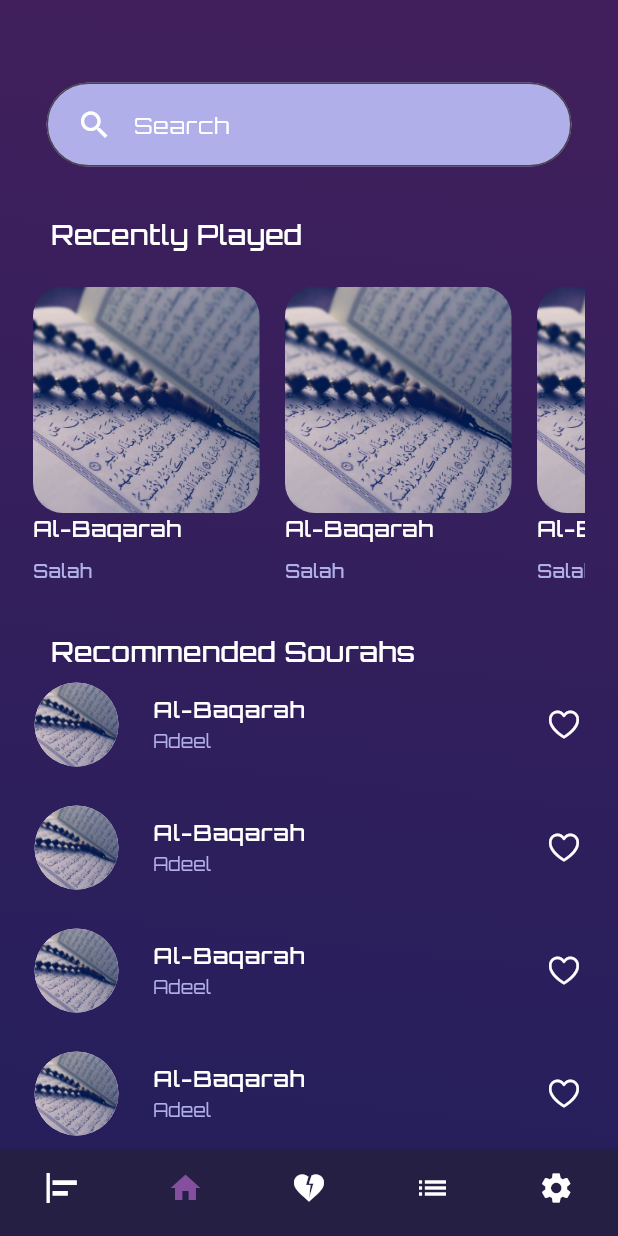
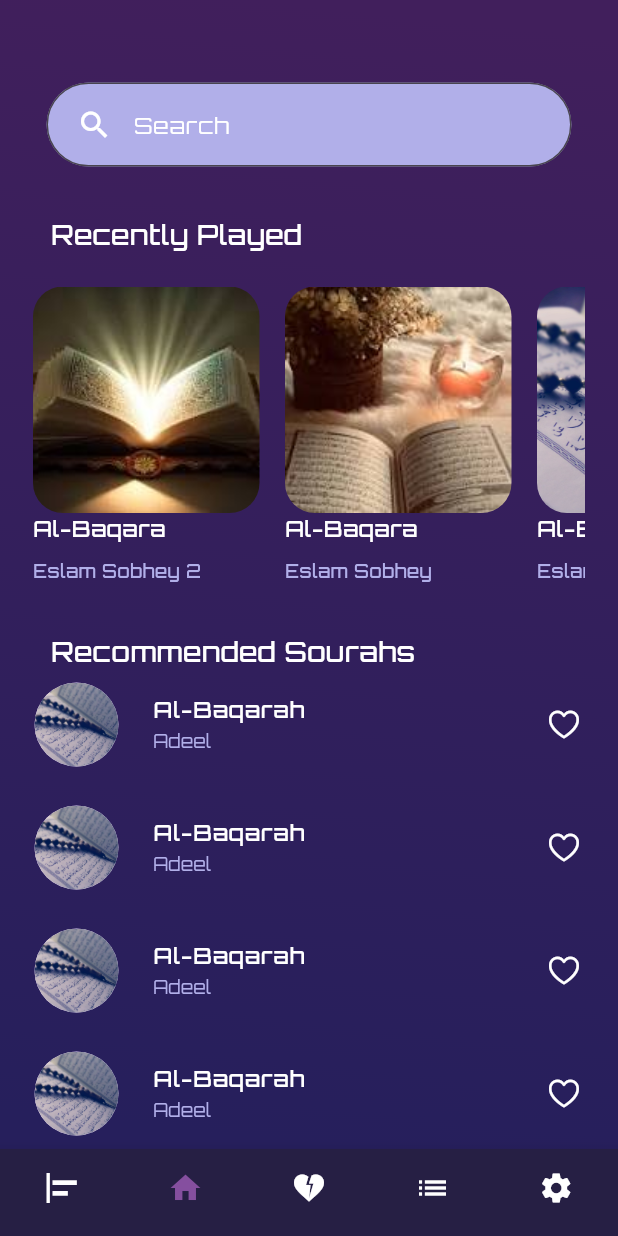
Before and after one commit to salahswidan/audio_player_app, a Flutter app: the MainHomeScreen screen opened by its route, item 2 of the bottom bar chosen, on a phone screen of 412 x 824 dp. Run offline on Flutter 3.47's test engine with Material 3 defaults, Android fonts, the phone set to English and light mode, and no system bars.

```diff
--- /dev/null
+++ b/lib/core/resourses/constants_value.dart
@@ -0,0 +1,21 @@
+import 'package:audio_player_app/models/soura_model.dart';
+
+class ConstantsValue {
+static  List<SouraModel> listQuarn = [
+    SouraModel(
+        image: "assets/images/quran_image/qu1.jpg",
+        reader: "Eslam Sobhey 2",
+        soura: "Al-Baqara",
+        pathSoura: "assets/audio/aya.mp3"),
+    SouraModel(
+        image: "assets/images/quran_image/qu2.jpg",
+        reader: "Eslam Sobhey",
+        soura: "Al-Baqara",
+        pathSoura: "assets/audio/aya.mp3"),
+    SouraModel(
+        image: "assets/images/quran_image/qu3.jpg",
+        reader: "Eslam Sobhey 3",
+        soura: "Al-Baqara",
+        pathSoura: "assets/audio/aya.mp3"),
+  ];
+}
--- a/lib/features/main_home/screens/home_page.dart
+++ b/lib/features/main_home/screens/home_page.dart
@@ -1,8 +1,10 @@
 import 'package:audio_player_app/controller/home_page_controlller.dart';
+import 'package:audio_player_app/core/resourses/constants_value.dart';
 import 'package:audio_player_app/features/main_home/widgets/custom_recently_sourahs_card.dart';
 import 'package:audio_player_app/models/soura_model.dart';
 import 'package:flutter/cupertino.dart';
 import 'package:flutter/material.dart';
+import 'package:flutter/rendering.dart';
 
 import '../../../core/resourses/color_managers.dart';
 import '../widgets/custom_search_details.dart';
@@ -39,11 +41,7 @@ class HomePage extends StatelessWidget {
                 HomePageControlller.naviagtorToPlaySouraScreen(context);
               },
               itemCount: 3,
-              souraModel: SouraModel(
-                  image: "assets/images/quran_image/qu3.jpg",
-                  reader: "Salah",
-                  soura: "Al-Baqarah",
-                  pathSoura: "pathSoura"),
+              ListSouraModel:ConstantsValue.listQuarn,
             ),
             CustomTitleSearchHomePage(
               title: "Recommended Sourahs",
--- a/lib/features/main_home/widgets/custom_search_details.dart
+++ b/lib/features/main_home/widgets/custom_search_details.dart
@@ -5,10 +5,11 @@ import 'package:flutter/material.dart';
 class CustomSearchDetails extends StatelessWidget {
   CustomSearchDetails({
     super.key,
-    required this.souraModel,
-    required this.itemCount, required this.onTap,
+    required this.ListSouraModel,
+    required this.itemCount,
+    required this.onTap,
   });
-  final SouraModel souraModel;
+  final List<SouraModel> ListSouraModel;
   final int itemCount;
   final GestureTapCallback onTap;
   @override
@@ -21,14 +22,14 @@ class CustomSearchDetails extends StatelessWidget {
             //shrinkWrap: true,
             scrollDirection: Axis.horizontal,
             itemBuilder: (context, index) => GestureDetector(
-                  onTap:onTap,
+                  onTap: onTap,
                   child: Container(
                     child: Column(
                       crossAxisAlignment: CrossAxisAlignment.start,
                       children: [
                         ClipRRect(
                           child: Image.asset(
-                            "assets/images/quran_image/qu3.jpg",
+                            ListSouraModel[index].image,
                             fit: BoxFit.cover,
                             width: 151,
                             height: 151,
@@ -37,7 +38,7 @@ class CustomSearchDetails extends StatelessWidget {
                           borderRadius: BorderRadius.circular(20),
                         ),
                         Text(
-                          souraModel.soura,
+                          ListSouraModel[index].soura,
                           style: TextStyle(
                               fontSize: 15,
                               fontWeight: FontWeight.w500,
@@ -47,7 +48,7 @@ class CustomSearchDetails extends StatelessWidget {
                           height: 9,
                         ),
                         Text(
-                          souraModel.reader,
+                          ListSouraModel[index].reader,
                           style: TextStyle(
                               fontSize: 12,
                               fontWeight: FontWeight.w500,
--- a/pubspec.yaml
+++ b/pubspec.yaml
@@ -64,6 +64,10 @@ flutter:
     - assets/images/bottom_nav_images/left_alignment.png
     - assets/images/quran_image/qu3.jpg
     - assets/images/controllers_button_music_image/
+    - assets/images/quran_image/qu1.jpg
+    - assets/images/quran_image/qu2.jpg
+    - assets/images/quran_image/qu3.jpg
+    - assets/audio/aya.mp3
 
   # An image asset can refer to one or more resolution-specific "variants", see
   # https://flutter.dev/to/resolution-aware-images
```
Also changed, not shown: 1 other file.
